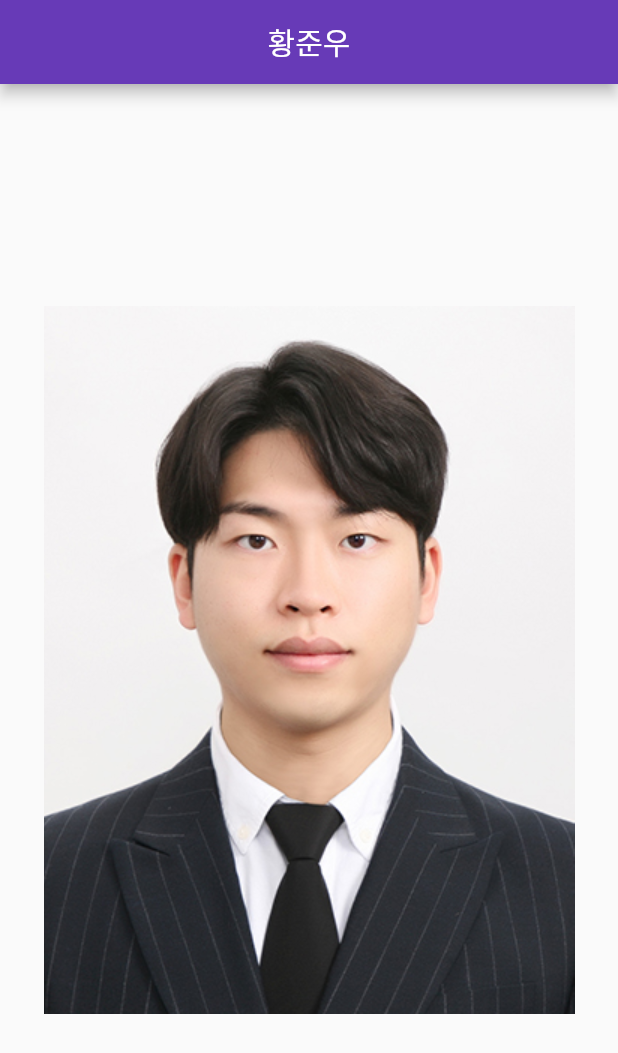
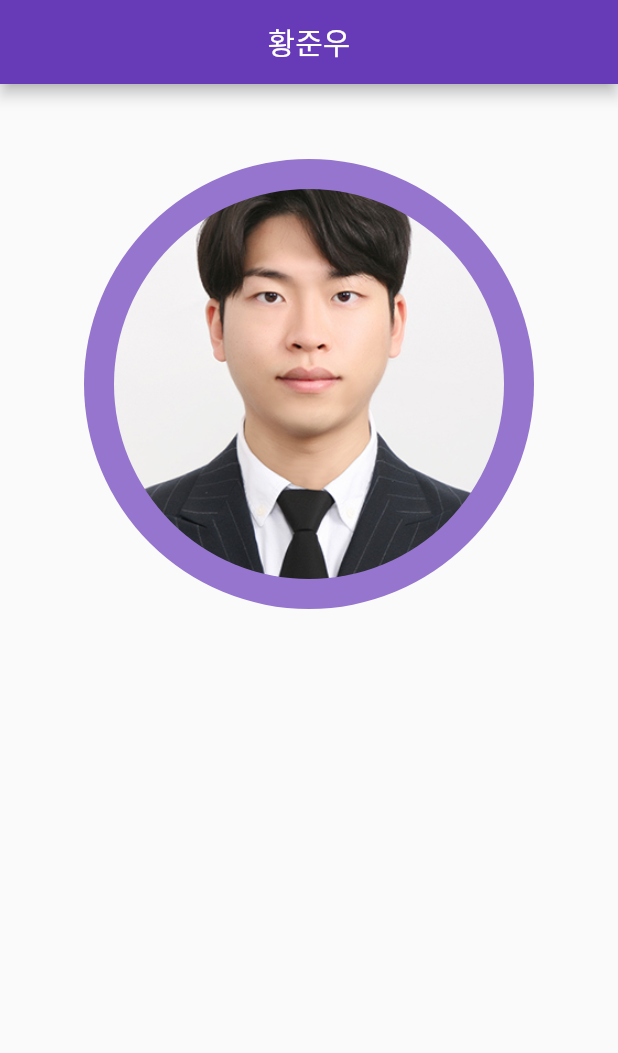
Before and after one commit to junwoo3226/Portfolio, a Flutter app: the screen it shows after launch, on a phone screen of 412 x 824 dp. Shown: the top 1053 px of the screen. Run offline on Flutter 3.47's test engine with Material 2 defaults, Android fonts, the phone set to English and light mode, and no system bars.

```diff
--- a/junwoo_portfolio/lib/main.dart
+++ b/junwoo_portfolio/lib/main.dart
@@ -12,7 +12,7 @@ class JunWooMain extends StatelessWidget {
     return MaterialApp(
         // 디버그 표시를 없앤다.
         debugShowCheckedModeBanner: false,
-        title: 'Junwoo Portfolio',
+        title: '황준우',
         theme: ThemeData(
           primarySwatch: Colors.deepPurple,
         ),
@@ -23,12 +23,35 @@ class JunWooMain extends StatelessWidget {
               ),
               centerTitle: true,
             ),
-          body: Center(
+            body: Column(
+              crossAxisAlignment: CrossAxisAlignment.center,
+              mainAxisAlignment: MainAxisAlignment.start,
+              children: [
+                Center(
+                  child: Container(
+                    margin: const EdgeInsets.fromLTRB(0, 50.0, 0, 0),
+                    padding: const EdgeInsets.all(20.0),
+                    width: 300,
+                    height: 300,
+                    decoration: BoxDecoration(
+                      shape: BoxShape.circle,
+                      // shade100은 상수타입으로 될수가 없음
+                      // 그이유는 shade는 객체이기 때문임
+                      color: Colors.deepPurple.shade300,
+                    ),
+                    child: ClipOval(
+                      child: Center(
                         child: Image.asset(
-            "image/junwoo.jpg",
-            width: 500,
-            height: 500,
-          )),
-        ));
+                          'image/junwoo.jpg',
+                          width: 280,
+                          height: 280,
+                          fit: BoxFit.cover,
+                        ),
+                      ),
+                    ),
+                  ),
+                )
+              ],
+            )));
   }
 }
```
Also changed, not shown: junwoo_portfolio/image/Fire.png (added), 2 other files. Lines whose indentation alone changed are shown as unchanged.
